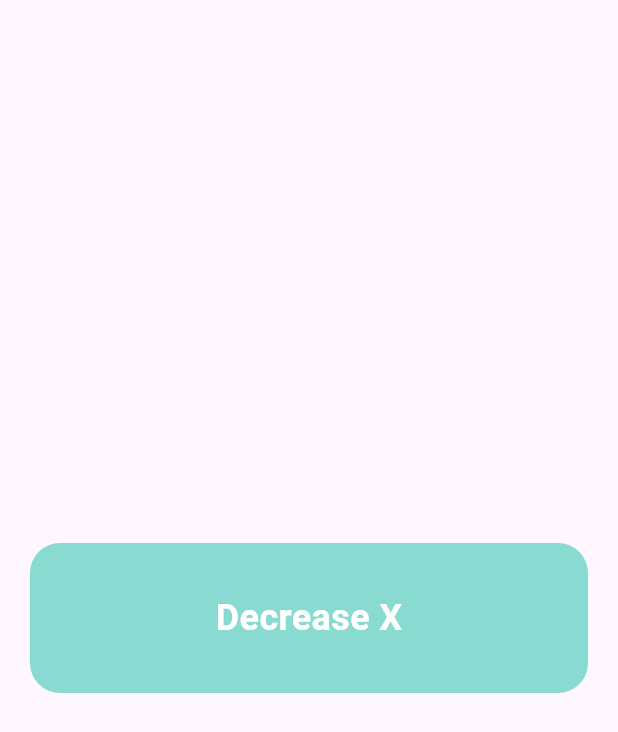
After one commit to ArslanYousaf12/flutter-getx-for-students, a Flutter app: the SecondPage screen opened directly, on a phone screen of 412 x 824 dp. The commit adds this screen. Shown: the top 732 px of the screen. Run offline on Flutter 3.47's test engine with Material 3 defaults, Android fonts, the light colour scheme and no system bars; our stand-ins replace get.

Commit message:
Add SecondPage and implement navigation from MyHomePage

```diff
--- /dev/null
+++ b/lib/second_page.dart
@@ -0,0 +1,44 @@
+import 'package:flutter/material.dart';
+
+class SecondPage extends StatelessWidget {
+  const SecondPage({super.key});
+
+  @override
+  Widget build(BuildContext context) {
+    return Scaffold(
+      body: Container(
+        width: double.maxFinite,
+        height: double.maxFinite,
+        child: Column(
+          mainAxisAlignment: MainAxisAlignment.center,
+          children: [
+            GestureDetector(
+              onTap: () {
+                // controller.decreaseX();
+              },
+              child: Container(
+                margin: EdgeInsets.all(20),
+                width: double.maxFinite,
+                height: 100,
+                decoration: BoxDecoration(
+                  color: Color(0xFF89dad0), // Green color
+                  borderRadius: BorderRadius.circular(20),
+                ),
+                child: Center(
+                  child: Text(
+                    "Decrease X",
+                    style: TextStyle(
+                      color: Colors.white,
+                      fontSize: 24,
+                      fontWeight: FontWeight.bold,
+                    ),
+                  ),
+                ),
+              ),
+            ),
+          ],
+        ),
+      ),
+    );
+  }
+}
```
Also changed, not shown: lib/my_home_page.dart (+23 -1 lines).
